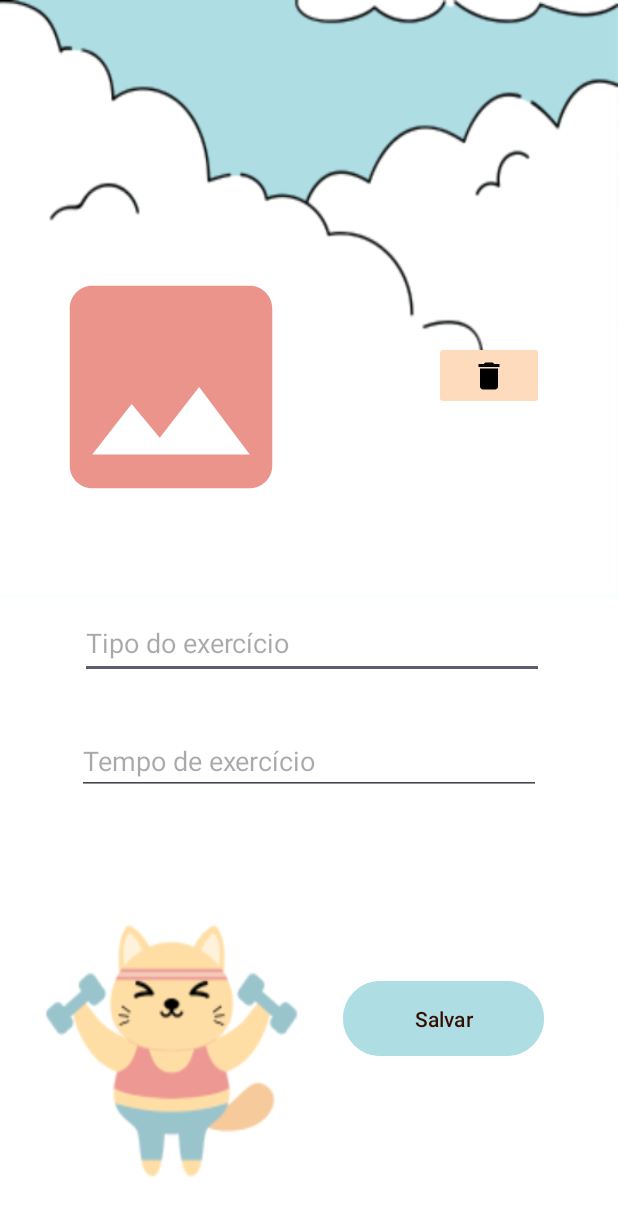
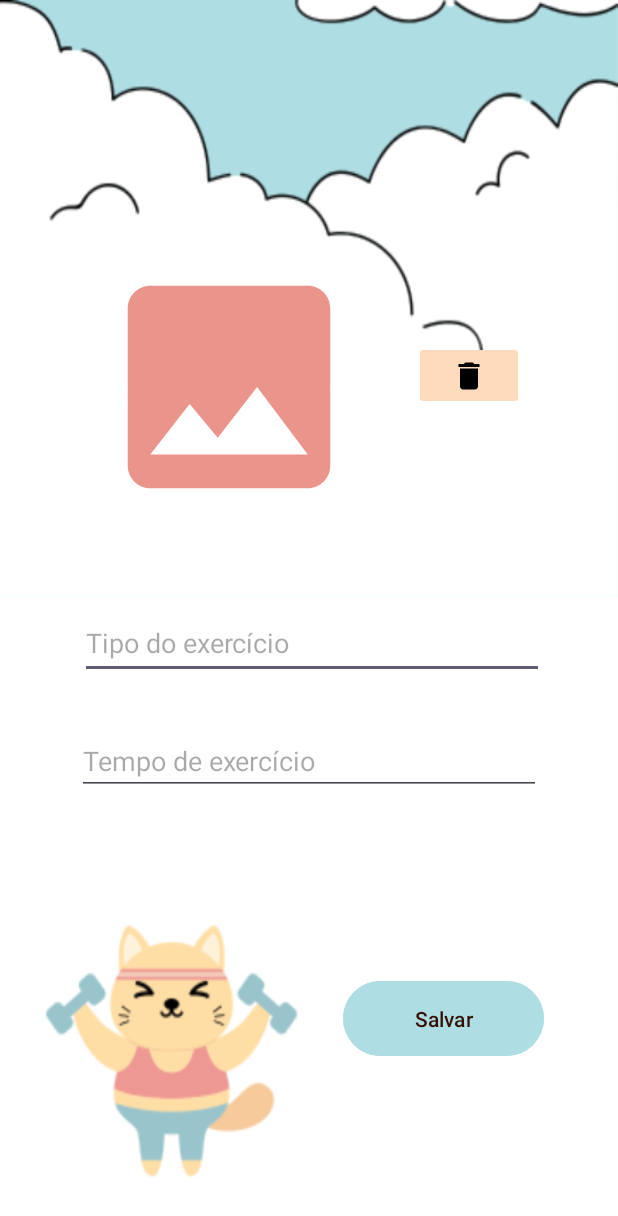
Before and after one commit to jecelen/T3_DispMoveis, an Android app: the layout activity_tela_edt_exercicios.xml on its own in the app's theme, with its tools: preview values and no code run, on a phone screen of 412 x 824 dp. Shown: the top 1216 px of the screen. Run offline under Robolectric (Android 15) with nearby library versions, the light colour scheme and no system bars.

```diff
--- a/DailyGaily/app/src/main/java/com/example/dailygaily/database/LocalDatabase.java
+++ b/DailyGaily/app/src/main/java/com/example/dailygaily/database/LocalDatabase.java
@@ -17,7 +17,7 @@ import com.example.dailygaily.entities.Exercicio;
 import com.example.dailygaily.entities.Humor;
 import com.example.dailygaily.entities.Usuario;
 
-@Database(entities = {Usuario.class, Exercicio.class, Alimentacao.class, Humor.class, ConsumoDeAgua.class}, version = 9)
+@Database(entities = {Usuario.class, Exercicio.class, Alimentacao.class, Humor.class, ConsumoDeAgua.class}, version = 10)
 public abstract class LocalDatabase extends RoomDatabase {
     private static LocalDatabase INSTANCE;
 
--- a/DailyGaily/app/src/main/res/layout/activity_tela_edt_exercicios.xml
+++ b/DailyGaily/app/src/main/res/layout/activity_tela_edt_exercicios.xml
@@ -56,12 +56,12 @@
         android:id="@+id/btnExcluirExercicio"
         android:layout_width="73dp"
         android:layout_height="46dp"
-        android:layout_marginStart="287dp"
+        android:layout_marginStart="10dp"
         android:layout_marginTop="227dp"
-        android:layout_marginEnd="48dp"
+        android:layout_marginEnd="50dp"
         android:backgroundTint="@color/laranjaClaro"
         app:layout_constraintEnd_toEndOf="parent"
-        app:layout_constraintStart_toStartOf="parent"
+        app:layout_constraintStart_toEndOf="@+id/fotoExercicioEdt"
         app:layout_constraintTop_toTopOf="parent"
         app:srcCompat="@drawable/delete" />
 
@@ -71,7 +71,7 @@
         android:layout_height="180dp"
         android:layout_marginStart="50dp"
         android:layout_marginTop="168dp"
-        android:layout_marginEnd="111dp"
+        android:layout_marginEnd="10dp"
         android:src="@drawable/baseline_insert_photo_24"
         app:layout_constraintEnd_toStartOf="@+id/btnExcluirExercicio"
         app:layout_constraintStart_toStartOf="parent"
```
Also changed, not shown: DailyGaily/app/src/main/java/com/example/dailygaily/views/TelaHumor.java (+12 -0 lines).
